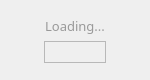
Old version of the form Status/Resources/ui/c_loadingWidget.ui in the repository StatusOnIineEducationDev/status-desktop.
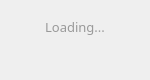
New version of the form.

```diff
--- a/Status/Resources/ui/c_loadingWidget.ui
+++ b/Status/Resources/ui/c_loadingWidget.ui
@@ -49,6 +49,7 @@
 	background: none;
 	/*background-color:rgba(0,0,0,150);*/
 	border-radius:5px;
+	border: none;
 }</string>
      </property>
      <property name="frameShape">
@@ -74,7 +75,8 @@
       <item row="2" column="0">
        <widget class="QFrame" name="square_frame">
         <property name="styleSheet">
-         <string notr="true">background: none;</string>
+         <string notr="true">background: none;
+border: none;</string>
         </property>
         <property name="frameShape">
          <enum>QFrame::StyledPanel</enum>
@@ -212,7 +214,8 @@
         </property>
         <property name="styleSheet">
          <string notr="true">color: #999999;
-background: none;</string>
+background: none;
+border: none;</string>
         </property>
         <property name="text">
          <string>Loading...</string>
```
